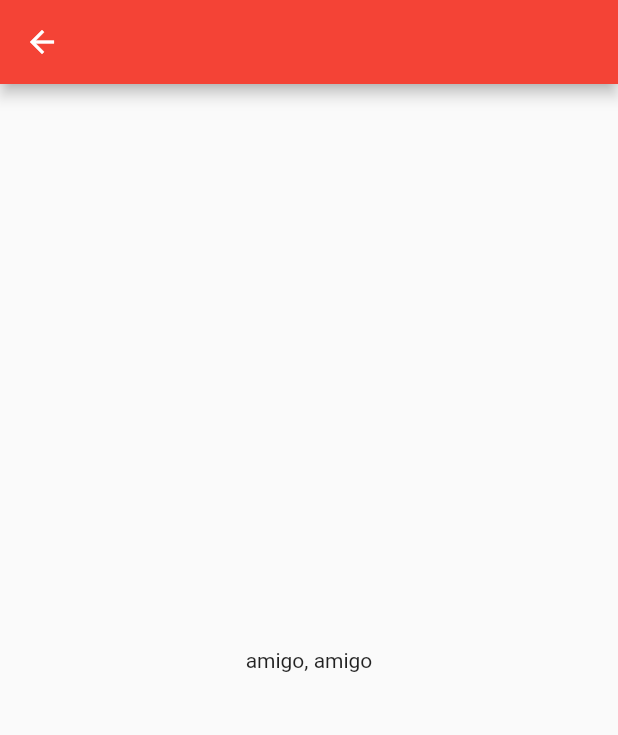
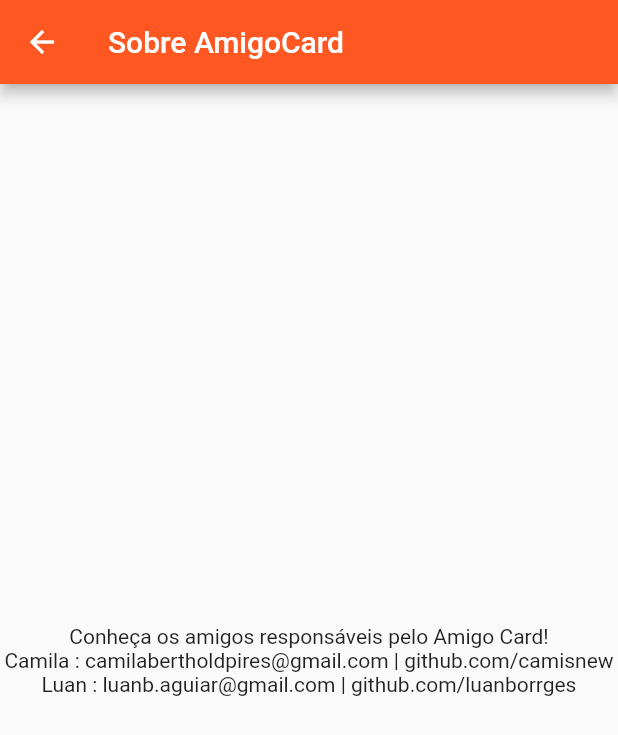
Before and after one commit to camisnew/banco_meu_amigo, a Flutter app: the screen it shows after launch, after a tap on "Sobre o app", on a phone screen of 412 x 824 dp. Shown: the top 735 px of the screen. Run offline on Flutter 3.47's test engine with Material 2 defaults, Android fonts, the phone set to English and light mode, and no system bars; our stand-ins replace flip_card; network calls fail.

Commit message:
setting strings

```diff
--- a/lib/app/app_routes.dart
+++ b/lib/app/app_routes.dart
@@ -22,14 +22,14 @@ class AppRoutes {
       case APP_ROUTE_AMIGO_INFO: {
         return MaterialPageRoute<void>(
           settings: routeSettings,
-          builder: (BuildContext context) => AmigoInfo(title: '',)
+          builder: (BuildContext context) => AmigoInfo(title: 'Sobre AmigoCard',)
         );
       }
 
       case APP_ROUTE_AMIGO_CARD: {
         return MaterialPageRoute<void>(
           settings: routeSettings,
-          builder: (BuildContext context) => AmigoCard(title: '',)
+          builder: (BuildContext context) => AmigoCard(title: 'Seu Amigo',)
         );
       }
 
--- a/lib/app/my_app.dart
+++ b/lib/app/my_app.dart
@@ -14,9 +14,9 @@ class MyApp extends StatelessWidget {
     return MaterialApp(
       onGenerateRoute: getAppRoutes().getRoutes,
       debugShowCheckedModeBanner: false,
-      title: 'Trabalho 1n2',
+      title: 'Amigo - NoBanco',
       theme: ThemeData(
-        primarySwatch: Colors.red,
+        primarySwatch: Colors.deepOrange,
       ),
     );
   }
--- a/lib/view/amigo_info.dart
+++ b/lib/view/amigo_info.dart
@@ -18,7 +18,14 @@ class _AmigoInfoState extends State<AmigoInfo> {
         title: Text(widget.title),
       ),
       body: Center(
-        child: Text('amigo, amigo'),
+        child: Column(
+          mainAxisAlignment: MainAxisAlignment.center,
+          children: [
+            Text('Conheça os amigos responsáveis pelo Amigo Card!'),
+            Text('Camila : camilabertholdpires@gmail.com | github.com/camisnew'),
+            Text('Luan : luanb.aguiar@gmail.com | github.com/luanborrges'),
+          ],
+        ),
       ),
     );
   }
```
